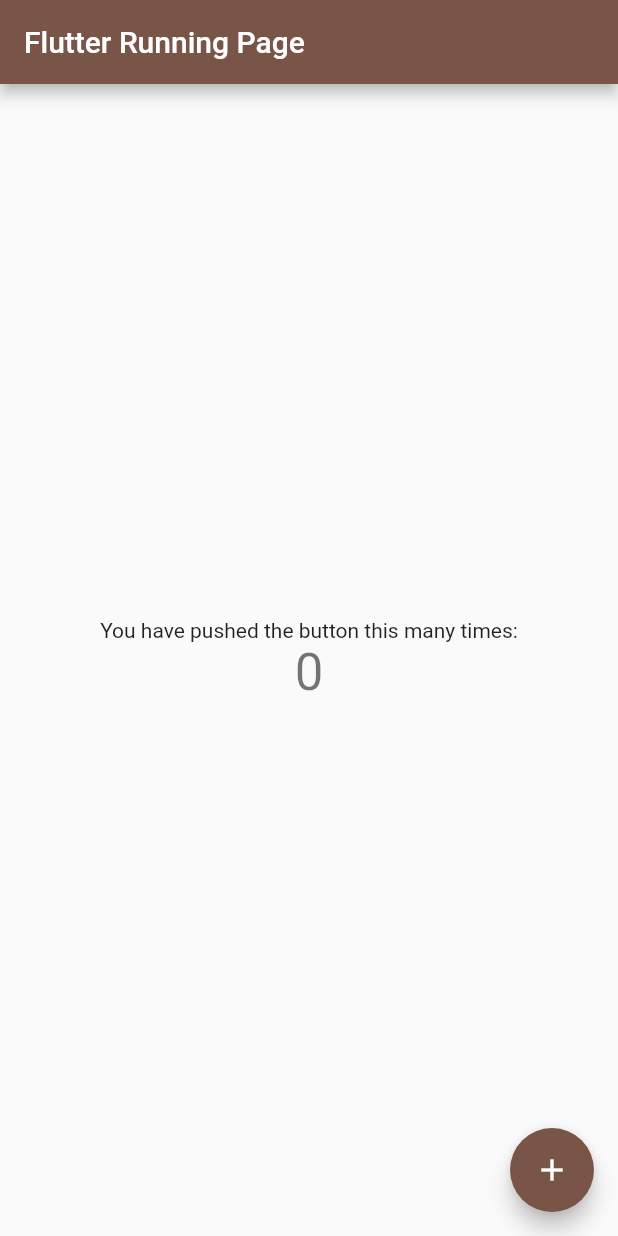
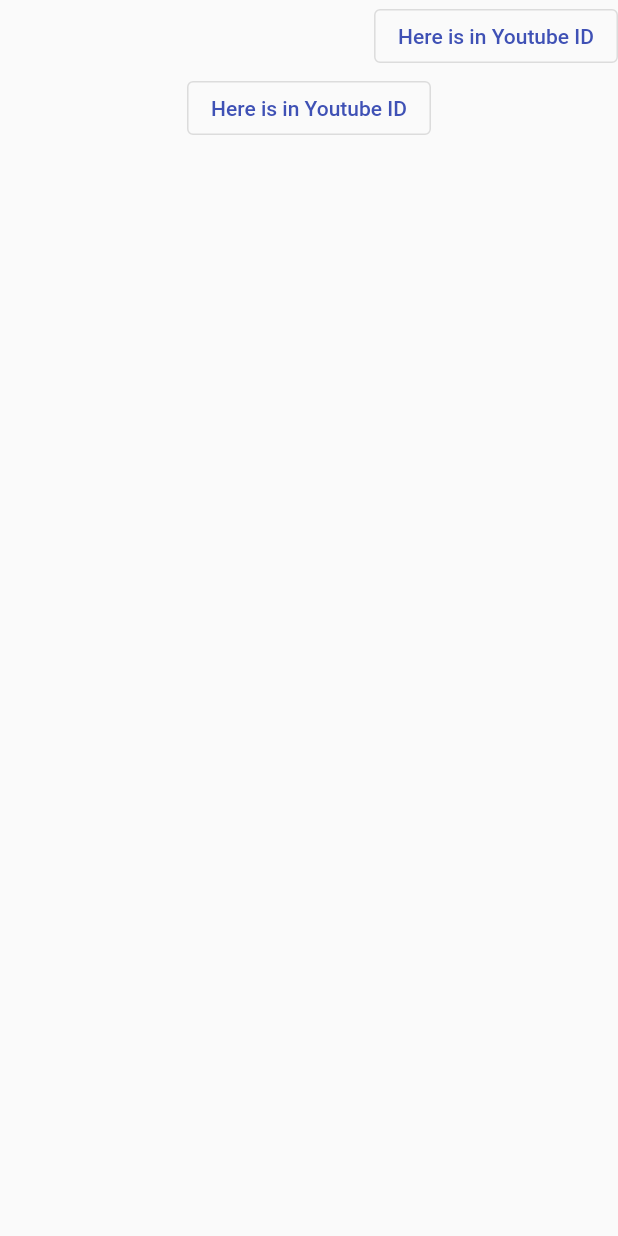
Before and after one commit to keyboardseokmin/look_around_youtube, a Flutter app: the screen it shows after launch, on a phone screen of 412 x 824 dp. Run offline on Flutter 3.47's test engine with Material 2 defaults, Android fonts, the phone set to English and light mode, and no system bars.

Commit message:
id button 추가 및 위치 지정

```diff
--- a/lib/main.dart
+++ b/lib/main.dart
@@ -13,94 +13,31 @@ class MyApp extends StatelessWidget {
       debugShowCheckedModeBanner: false,
       title: 'Flutter Running',
       theme: ThemeData(
-        primarySwatch: Colors.brown,
+        primarySwatch: Colors.indigo,
       ),
-      home: const MyHomePage(title: 'Flutter Running Page'),
+      home: const Home(),
     );
   }
 }
 
-class MyHomePage extends StatefulWidget {
-  const MyHomePage({Key? key, required this.title}) : super(key: key);
-
-  // This widget is the home page of your application. It is stateful, meaning
-  // that it has a State object (defined below) that contains fields that affect
-  // how it looks.
-
-  // This class is the configuration for the state. It holds the values (in this
-  // case the title) provided by the parent (in this case the App widget) and
-  // used by the build method of the State. Fields in a Widget subclass are
-  // always marked "final".
-
-  final String title;
-
-  @override
-  State<MyHomePage> createState() => _MyHomePageState();
-}
-
-class _MyHomePageState extends State<MyHomePage> {
-  int _counter = 0;
-
-  void _incrementCounter() {
-    setState(() {
-      // This call to setState tells the Flutter framework that something has
-      // changed in this State, which causes it to rerun the build method below
-      // so that the display can reflect the updated values. If we changed
-      // _counter without calling setState(), then the build method would not be
-      // called again, and so nothing would appear to happen.
-      _counter++;
-    });
-  }
-
+class Home extends StatelessWidget {
+  const Home({Key? key}) : super(key: key);
   @override
   Widget build(BuildContext context) {
-    // This method is rerun every time setState is called, for instance as done
-    // by the _incrementCounter method above.
-    //
-    // The Flutter framework has been optimized to make rerunning build methods
-    // fast, so that you can just rebuild anything that needs updating rather
-    // than having to individually change instances of widgets.
     return Scaffold(
-      appBar: AppBar(
-        // Here we take the value from the MyHomePage object that was created by
-        // the App.build method, and use it to set our appbar title.
-        title: Text(widget.title),
+      body: Column(
+        children: [
+          Align(
+            alignment: Alignment.centerRight,
+            child: OutlinedButton(
+                onPressed: () {},
+                child: const Text("Here is in Youtube ID"))
+          ),
+          OutlinedButton(
+              onPressed: () {},
+              child: const Text("Here is in Youtube ID"))
+        ],
       ),
-      body: Center(
-        // Center is a layout widget. It takes a single child and positions it
-        // in the middle of the parent.
-        child: Column(
-          // Column is also a layout widget. It takes a list of children and
-          // arranges them vertically. By default, it sizes itself to fit its
-          // children horizontally, and tries to be as tall as its parent.
-          //
-          // Invoke "debug painting" (press "p" in the console, choose the
-          // "Toggle Debug Paint" action from the Flutter Inspector in Android
-          // Studio, or the "Toggle Debug Paint" command in Visual Studio Code)
-          // to see the wireframe for each widget.
-          //
-          // Column has various properties to control how it sizes itself and
-          // how it positions its children. Here we use mainAxisAlignment to
-          // center the children vertically; the main axis here is the vertical
-          // axis because Columns are vertical (the cross axis would be
-          // horizontal).
-          mainAxisAlignment: MainAxisAlignment.center,
-          children: <Widget>[
-            const Text(
-              'You have pushed the button this many times:',
-            ),
-            Text(
-              '$_counter',
-              style: Theme.of(context).textTheme.headline4,
-            ),
-          ],
-        ),
-      ),
-      floatingActionButton: FloatingActionButton(
-        onPressed: _incrementCounter,
-        tooltip: 'Increment',
-        child: const Icon(Icons.add),
-      ), // This trailing comma makes auto-formatting nicer for build methods.
     );
   }
 }
```
